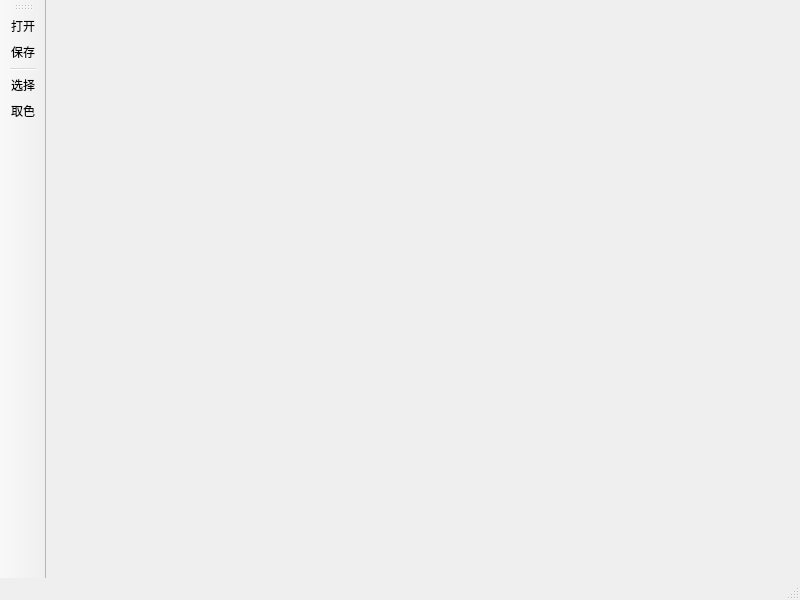
This is mainwin.ui in Julyfan77/final-vcl as Qt 5 draws it before an edit. The edited form follows.
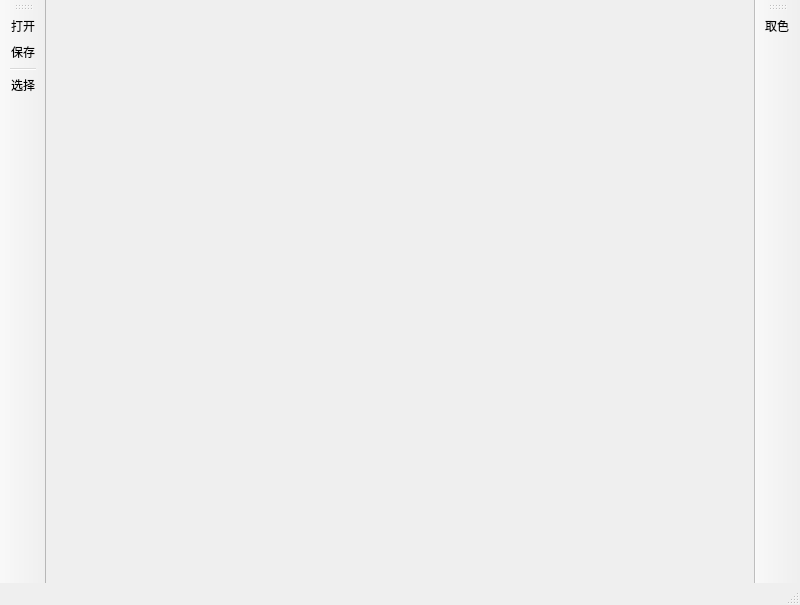
This is the edited form. Icons and pictures are not drawn.

```diff
--- a/mainwin.ui
+++ b/mainwin.ui
@@ -7,7 +7,7 @@
     <x>0</x>
     <y>0</y>
     <width>800</width>
-    <height>600</height>
+    <height>605</height>
    </rect>
   </property>
   <property name="windowTitle">
@@ -39,6 +39,17 @@
    <addaction name="save_action"/>
    <addaction name="separator"/>
    <addaction name="choose_action"/>
+  </widget>
+  <widget class="QToolBar" name="toolBar_2">
+   <property name="windowTitle">
+    <string>toolBar_2</string>
+   </property>
+   <attribute name="toolBarArea">
+    <enum>RightToolBarArea</enum>
+   </attribute>
+   <attribute name="toolBarBreak">
+    <bool>false</bool>
+   </attribute>
    <addaction name="color_action"/>
   </widget>
   <action name="choose_action">
```
Left out of the diff: 18 changed lines with no effect on the pictures.
